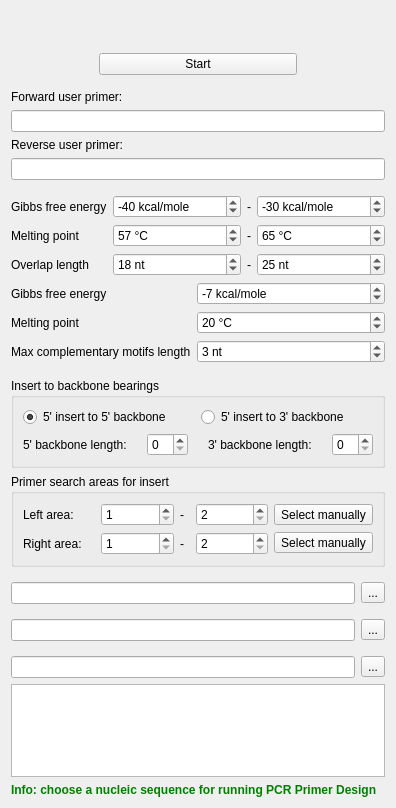
The window that src/plugins/pcr_primer_design_for_dna_assembly/src/PCRPrimerDesignForDNAAssemblyOPWidget.ui (violethaze74/ugene) describes before a commit, drawn with Qt 5.
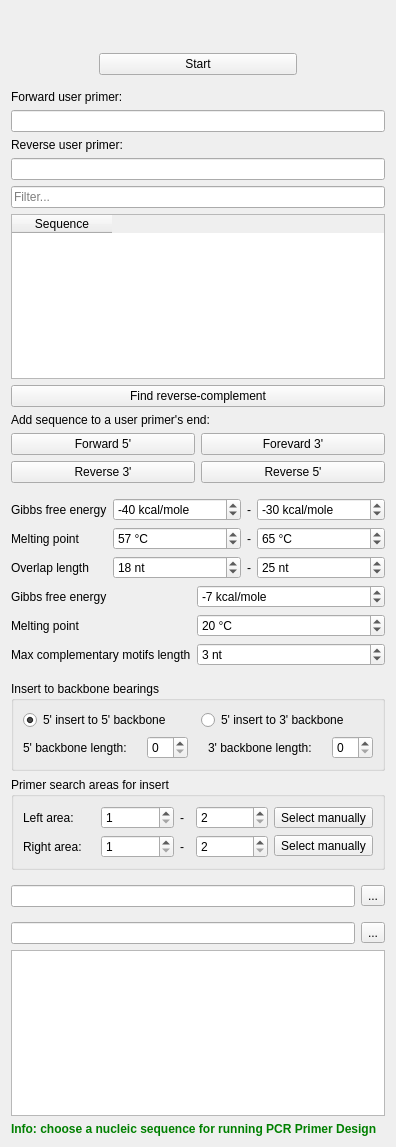
The same window after the commit. Custom widgets are drawn as their Qt base class.

Commit message: UGENE-7373 Add generate sequence feature (#533)

```diff
--- a/src/plugins/pcr_primer_design_for_dna_assembly/src/PCRPrimerDesignForDNAAssemblyOPWidget.ui
+++ b/src/plugins/pcr_primer_design_for_dna_assembly/src/PCRPrimerDesignForDNAAssemblyOPWidget.ui
@@ -7,7 +7,7 @@
     <x>0</x>
     <y>0</y>
     <width>367</width>
-    <height>808</height>
+    <height>1147</height>
    </rect>
   </property>
   <property name="windowTitle">
@@ -32,6 +32,9 @@
       <item>
        <widget class="U2::ShowHideSubgroupWidget" name="userPrimersShowHideGroup" native="true"/>
       </item>
+      <item>
+       <widget class="U2::ShowHideSubgroupWidget" name="generateSequenceShowHideGroup" native="true"/>
+      </item>
       <item>
        <widget class="U2::ShowHideSubgroupWidget" name="parametersOfPrimingSequencesShowHideGroup" native="true"/>
       </item>
@@ -44,9 +47,6 @@
       <item>
        <widget class="U2::ShowHideSubgroupWidget" name="openBackboneSequenceShowHideGroup" native="true"/>
       </item>
-      <item>
-       <widget class="U2::ShowHideSubgroupWidget" name="generateSequenceShowHideGroup" native="true"/>
-      </item>
       <item>
        <widget class="U2::ShowHideSubgroupWidget" name="otherSequencesInPCRShowHideGroup" native="true"/>
       </item>
@@ -121,7 +121,10 @@
             </widget>
            </item>
            <item>
-            <widget class="U2::PrimerLineEdit" name="leForwardPrimer">
+            <widget class="U2::UserPimerLineEdit" name="leForwardPrimer">
+             <property name="styleSheet">
+              <string notr="true"/>
+             </property>
              <property name="text">
               <string/>
              </property>
@@ -148,7 +151,7 @@
             </widget>
            </item>
            <item>
-            <widget class="U2::PrimerLineEdit" name="leReversePrimer">
+            <widget class="U2::UserPimerLineEdit" name="leReversePrimer">
              <property name="text">
               <string/>
              </property>
@@ -165,6 +168,108 @@
         </layout>
        </widget>
       </item>
+      <item>
+       <widget class="QWidget" name="wgtGenerateSequence" native="true">
+        <layout class="QVBoxLayout" name="verticalLayout_7">
+         <property name="spacing">
+          <number>6</number>
+         </property>
+         <property name="leftMargin">
+          <number>0</number>
+         </property>
+         <property name="topMargin">
+          <number>0</number>
+         </property>
+         <property name="rightMargin">
+          <number>0</number>
+         </property>
+         <property name="bottomMargin">
+          <number>0</number>
+         </property>
+         <item>
+          <widget class="QLineEdit" name="leFilter">
+           <property name="placeholderText">
+            <string>Filter...</string>
+           </property>
+          </widget>
+         </item>
+         <item>
+          <widget class="U2::GeneratedSequencesTable" name="twGeneratedSequences">
+           <property name="minimumSize">
+            <size>
+             <width>0</width>
+             <height>50</height>
+            </size>
+           </property>
+           <property name="selectionMode">
+            <enum>QAbstractItemView::SingleSelection</enum>
+           </property>
+           <property name="selectionBehavior">
+            <enum>QAbstractItemView::SelectRows</enum>
+           </property>
+           <property name="columnCount">
+            <number>1</number>
+           </property>
+           <column>
+            <property name="text">
+             <string>Sequence</string>
+            </property>
+           </column>
+          </widget>
+         </item>
+         <item>
+          <widget class="QPushButton" name="pbFindReverseComplement">
+           <property name="text">
+            <string>Find reverse-complement</string>
+           </property>
+          </widget>
+         </item>
+         <item>
+          <widget class="QLabel" name="label_16">
+           <property name="text">
+            <string>Add sequence to a user primer's end:</string>
+           </property>
+          </widget>
+         </item>
+         <item>
+          <layout class="QHBoxLayout" name="horizontalLayout_12">
+           <item>
+            <widget class="QPushButton" name="pbAddToForward5">
+             <property name="text">
+              <string>Forward 5'</string>
+             </property>
+            </widget>
+           </item>
+           <item>
+            <widget class="QPushButton" name="pbAddToForward3">
+             <property name="text">
+              <string>Forevard 3'</string>
+             </property>
+            </widget>
+           </item>
+          </layout>
+         </item>
+         <item>
+          <layout class="QHBoxLayout" name="horizontalLayout_2">
+           <item>
+            <widget class="QPushButton" name="pbAddToReverse3">
+             <property name="text">
+              <string>Reverse 3'</string>
+             </property>
+            </widget>
+           </item>
+           <item>
+            <widget class="QPushButton" name="pbAddToReverse5">
+             <property name="text">
+              <string>Reverse 5'</string>
+             </property>
+            </widget>
+           </item>
+          </layout>
+         </item>
+        </layout>
+       </widget>
+      </item>
       <item>
        <widget class="QWidget" name="wgtParametersOfPrimingSequences" native="true">
         <property name="minimumSize">
@@ -769,35 +874,6 @@
         </layout>
        </widget>
       </item>
-      <item>
-       <widget class="QWidget" name="wgtGenerateSequence" native="true">
-        <layout class="QVBoxLayout" name="verticalLayout_7">
-         <property name="leftMargin">
-          <number>0</number>
-         </property>
-         <property name="rightMargin">
-          <number>0</number>
-         </property>
-         <property name="bottomMargin">
-          <number>0</number>
-         </property>
-         <item>
-          <layout class="QHBoxLayout" name="horizontalLayout_2">
-           <item>
-            <widget class="QLineEdit" name="leRandomSequencesFilePath"/>
-           </item>
-           <item>
-            <widget class="QToolButton" name="tbsaveRandomSequences">
-             <property name="text">
-              <string>...</string>
-             </property>
-            </widget>
-           </item>
-          </layout>
-         </item>
-        </layout>
-       </widget>
-      </item>
       <item>
        <widget class="QWidget" name="wgtOtherSequencesInPcr" native="true">
         <layout class="QVBoxLayout" name="verticalLayout_8">
@@ -828,7 +904,7 @@
        </widget>
       </item>
       <item>
-       <widget class="U2::PCRPrimerProductTable" name="productsTable">
+       <widget class="U2::ResultTable" name="productsTable">
         <property name="editTriggers">
          <set>QAbstractItemView::NoEditTriggers</set>
         </property>
@@ -847,7 +923,7 @@
     </widget>
    </item>
    <item>
-    <widget class="QLabel" name="alphabetWarningLabel" native="true">
+    <widget class="QLabel" name="alphabetWarningLabel">
      <property name="styleSheet">
       <string notr="true">color: green;
 font-weight: 600;</string>
@@ -873,14 +949,19 @@
    <container>1</container>
   </customwidget>
   <customwidget>
-   <class>U2::PrimerLineEdit</class>
+   <class>U2::ResultTable</class>
+   <extends>QTableWidget</extends>
+   <header>options_panel/ResultTable.h</header>
+  </customwidget>
+  <customwidget>
+   <class>U2::UserPimerLineEdit</class>
    <extends>QLineEdit</extends>
-   <header location="global">U2Gui/PrimerLineEdit.h</header>
+   <header>options_panel/UserPimerLineEdit.h</header>
   </customwidget>
   <customwidget>
-   <class>U2::PCRPrimerProductTable</class>
+   <class>U2::GeneratedSequencesTable</class>
    <extends>QTableWidget</extends>
-   <header>PCRPrimerProductTable.h</header>
+   <header>options_panel/GeneratedSequencesTable.h</header>
   </customwidget>
  </customwidgets>
  <resources/>
```
The commit also changes 16 other files.
